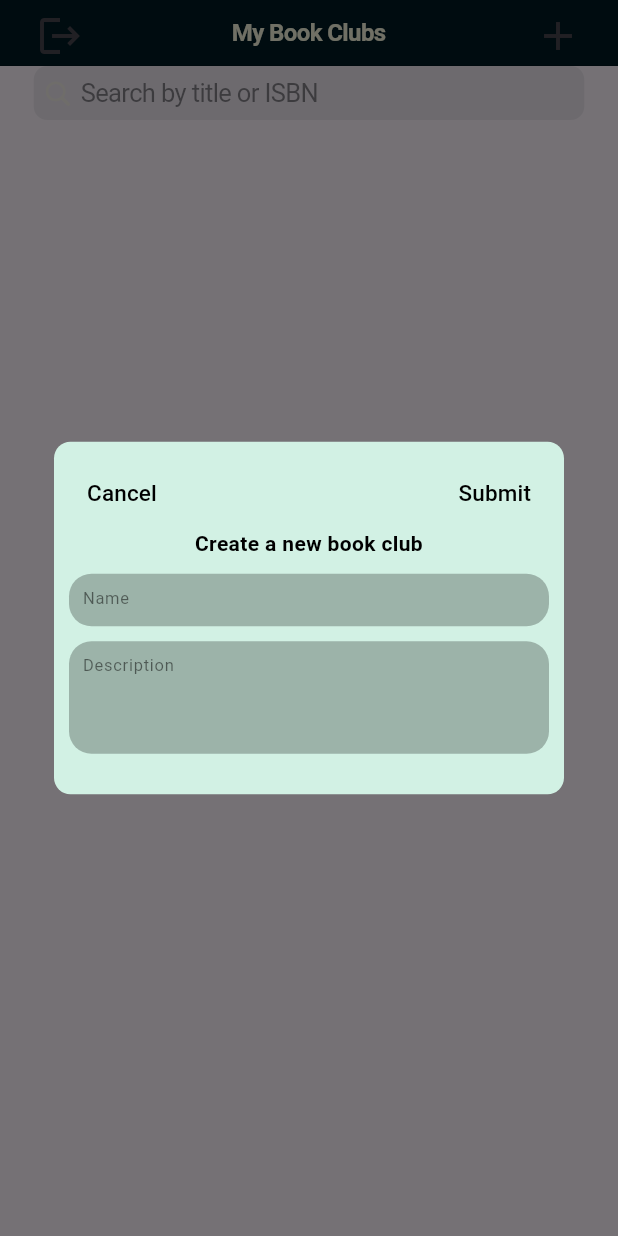
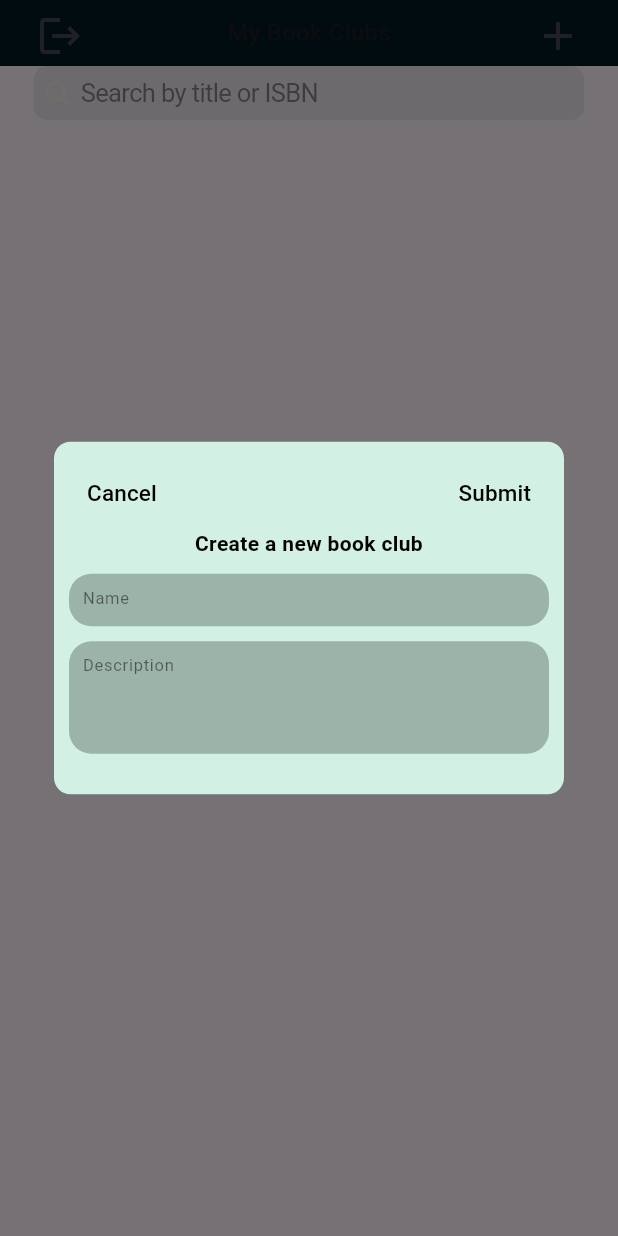
Before and after one commit to SamerSawan/Papyrus_v2, a Flutter app: the MyBookClubs screen opened directly, after a tap on the "add" icon, on a phone screen of 412 x 824 dp. Run offline on Flutter 3.47's test engine with Material 3 defaults, Android fonts, the phone set to English and light mode, and no system bars; our stand-ins replace auto_size_text, cloud_firestore, firebase_auth, firebase_core; accounts and stored records are empty.

Commit message:
fixed more merge errors

```diff
--- a/lib/screens/my_book_clubs/my_book_clubs.dart
+++ b/lib/screens/my_book_clubs/my_book_clubs.dart
@@ -66,13 +66,9 @@ class _MyBookClubsState extends State<MyBookClubs> {
   Widget build(context) {
     return Scaffold(
       appBar: CupertinoNavigationBar(
-        middle: const Text(
+        middle: Text(
           'My Book Clubs',
-          style: TextStyle(
-            color: Color(0xFFF5F5DD),
-            fontSize: 16,
-            fontWeight: FontWeight.w600,
-          ),
+          style: Theme.of(context).textTheme.titleMedium, // changed style
         ),
         backgroundColor: const Color(0xFF001A23),
         leading: IconButton(onPressed: logout, icon: const Icon(Icons.logout)),
```
